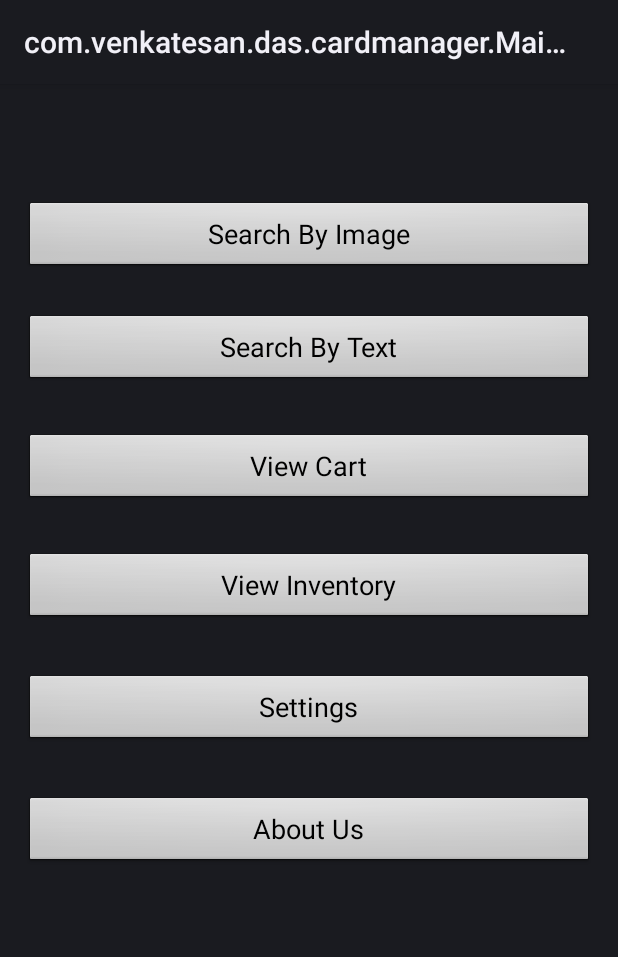
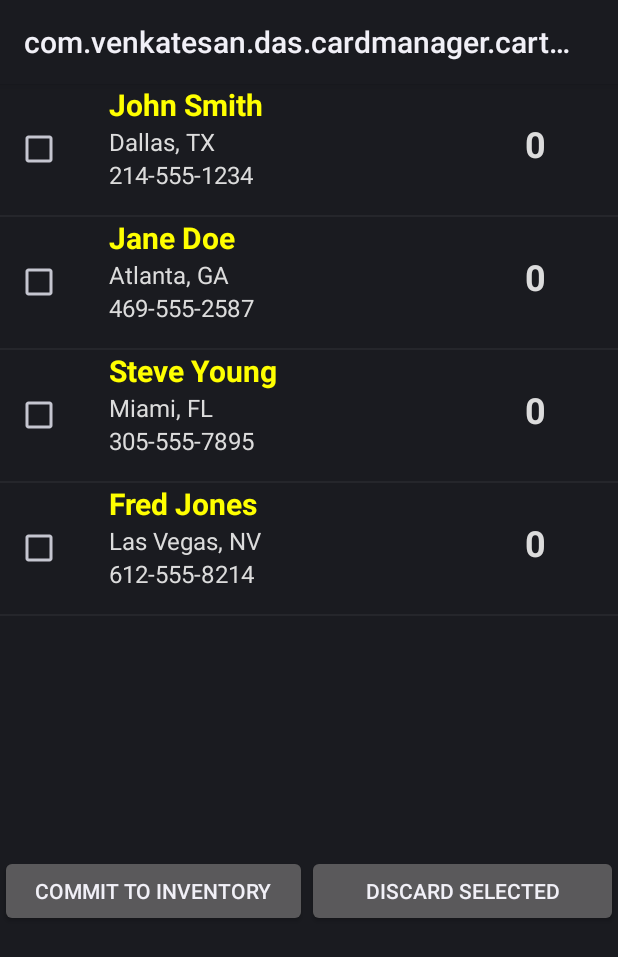
Before and after one commit to Mobius2400/CardManager, an Android app: the screen it shows after launch (MainActivity before the commit, cartListController after it), after a tap on "View Cart", on a phone screen of 412 x 824 dp. Shown: the top 957 px of the screen. Run offline under Robolectric (Android 15) with nearby library versions, the phone set to English and light mode, and no system bars.

Commit message:
Added redirect after add to cart.

```diff
--- a/app/src/main/java/com/venkatesan/das/cardmanager/Contract.java
+++ b/app/src/main/java/com/venkatesan/das/cardmanager/Contract.java
@@ -17,9 +17,9 @@ public class Contract {
 
     //Shared Preferences:
     final static String sharedPreferences = "sharedPreferences";
-        //User Settings Attributes
+        //User settingsController Attributes
         final static String userName = "user_name";
-        //Inventory Settings Attributes
+        //Inventory settingsController Attributes
         final static String bulkAdd = "bulk_add";
         final static String bulkRemove = "bulk_remove";
         final static String autoCommit = "auto_commit";
--- /dev/null
+++ b/app/src/main/java/com/venkatesan/das/cardmanager/cartAdapter.java
@@ -0,0 +1,70 @@
+package com.venkatesan.das.cardmanager;
+
+import android.content.Context;
+import android.view.LayoutInflater;
+import android.view.View;
+import android.view.ViewGroup;
+import android.widget.BaseAdapter;
+import android.widget.TextView;
+
+import com.venkatesan.das.cardmanager.R;
+import com.venkatesan.das.cardmanager.YugiohCard;
+
+import java.util.ArrayList;
+
+/**
+ * Created by Das on 2/16/2017.
+ */
+
+public class cartAdapter extends BaseAdapter {
+    private static ArrayList<YugiohCard> searchArrayList;
+
+    private LayoutInflater mInflater;
+
+    public cartAdapter(Context context, ArrayList<YugiohCard> results) {
+        searchArrayList = results;
+        mInflater = LayoutInflater.from(context);
+    }
+
+    public int getCount() {
+        return searchArrayList.size();
+    }
+
+    public Object getItem(int position) {
+        return searchArrayList.get(position);
+    }
+
+    public long getItemId(int position) {
+        return position;
+    }
+
+    public View getView(int position, View convertView, ViewGroup parent) {
+        ViewHolder holder;
+        if (convertView == null) {
+            convertView = mInflater.inflate(R.layout.cart_list, null);
+            holder = new ViewHolder();
+            holder.txtName = (TextView) convertView.findViewById(R.id.cardName);
+            holder.txtPrintTag = (TextView) convertView.findViewById(R.id.printTag);
+            holder.txtRarity = (TextView) convertView.findViewById(R.id.rarity);
+            holder.txtQuantity = (TextView) convertView.findViewById(R.id.numQuantity);
+
+            convertView.setTag(holder);
+        } else {
+            holder = (ViewHolder) convertView.getTag();
+        }
+
+        holder.txtName.setText(searchArrayList.get(position).getName());
+        holder.txtPrintTag.setText(searchArrayList.get(position).getPrint_tag());
+        holder.txtRarity.setText(searchArrayList.get(position).getRarity());
+        holder.txtQuantity.setText(Integer.toString(searchArrayList.get(position).getNumInventory()));
+
+        return convertView;
+    }
+
+    static class ViewHolder {
+        TextView txtName;
+        TextView txtPrintTag;
+        TextView txtRarity;
+        TextView txtQuantity;
+    }
+}
--- /dev/null
+++ b/app/src/main/java/com/venkatesan/das/cardmanager/cartListController.java
@@ -0,0 +1,77 @@
+package com.venkatesan.das.cardmanager;
+
+import android.app.Activity;
+import android.os.Bundle;
+import android.view.View;
+import android.widget.AdapterView;
+import android.widget.CheckBox;
+import android.widget.EditText;
+import android.widget.ListView;
+import android.widget.Toast;
+
+import java.util.ArrayList;
+
+/**
+ * Created by Das on 2/16/2017.
+ */
+
+public class cartListController extends Activity {
+
+    @Override
+    protected void onCreate(Bundle savedInstanceState) {
+        super.onCreate(savedInstanceState);
+        setContentView(R.layout.activity_view_cart);
+        ArrayList<YugiohCard> sample = GetSampleCart();
+
+        final ListView searchResults = (ListView)findViewById(R.id.searchResults);
+        searchResults.setAdapter(new cartAdapter(this, sample));
+
+        searchResults.setOnItemClickListener(new AdapterView.OnItemClickListener() {
+            @Override
+            public void onItemClick(AdapterView<?> parent, View view, int position, long id) {
+                Object o = searchResults.getItemAtPosition(position);
+                YugiohCard fullObject = (YugiohCard)o;
+                Toast.makeText(getBaseContext(), "You have chosen: " + fullObject.getName(), Toast.LENGTH_LONG).show();
+                if(view != null){
+                    CheckBox checkBox = (CheckBox)findViewById(R.id.selectCard);
+                    checkBox.setChecked(!checkBox.isChecked());
+                }
+            }
+        });
+    }
+
+    private void Delete(){
+        // Delete selected and update cart.
+    }
+
+    // Tester Class
+    private ArrayList<YugiohCard> GetSampleCart(){
+        ArrayList<YugiohCard> results = new ArrayList<YugiohCard>();
+
+        YugiohCard sr1 = new YugiohCard();
+        sr1.setName("John Smith");
+        sr1.setPrint_tag("Dallas, TX");
+        sr1.setRarity("214-555-1234");
+        results.add(sr1);
+
+        sr1 = new YugiohCard();
+        sr1.setName("Jane Doe");
+        sr1.setPrint_tag("Atlanta, GA");
+        sr1.setRarity("469-555-2587");
+        results.add(sr1);
+
+        sr1 = new YugiohCard();
+        sr1.setName("Steve Young");
+        sr1.setPrint_tag("Miami, FL");
+        sr1.setRarity("305-555-7895");
+        results.add(sr1);
+
+        sr1 = new YugiohCard();
+        sr1.setName("Fred Jones");
+        sr1.setPrint_tag("Las Vegas, NV");
+        sr1.setRarity("612-555-8214");
+        results.add(sr1);
+
+        return results;
+    }
+}
--- a/app/src/main/java/com/venkatesan/das/cardmanager/MainActivity.java
+++ b/app/src/main/java/com/venkatesan/das/cardmanager/mainActivityController.java
@@ -7,7 +7,7 @@ import android.net.ConnectivityManager;
 import android.os.Bundle;
 import android.view.View;
 
-public class MainActivity extends Activity {
+public class mainActivityController extends Activity {
 
     //static{ System.loadLibrary("opencv_java"); }
     @Override
@@ -20,14 +20,20 @@ public class MainActivity extends Activity {
         int buttonID = in_view.getId();
         switch(buttonID){
             case R.id.searchText:
-                Intent searchByText = new Intent(MainActivity.this, searchInventory.class);
+                Intent searchByText = new Intent(mainActivityController.this, searchTextController.class);
                 startActivity(searchByText);
                 break;
         }
         switch(buttonID){
             case R.id.viewInventory:
-                Intent settings = new Intent(MainActivity.this, Settings.class);
+                Intent settings = new Intent(mainActivityController.this, settingsController.class);
                 startActivity(settings);
+                break;
+        }
+        switch(buttonID){
+            case R.id.viewCart:
+                Intent cart = new Intent(mainActivityController.this, cartListController.class);
+                startActivity(cart);
                 break;
         }
     }
--- a/app/src/main/res/layout-xlarge/activity_main.xml
+++ b/app/src/main/res/layout-xlarge/activity_main.xml
@@ -8,7 +8,7 @@
     android:paddingLeft="@dimen/activity_horizontal_margin"
     android:paddingRight="@dimen/activity_horizontal_margin"
     android:paddingTop="@dimen/activity_vertical_margin"
-    tools:context="com.venkatesan.das.cardmanager.MainActivity">
+    tools:context="com.venkatesan.das.cardmanager.mainActivityController">
 
     <TextView
         android:layout_width="wrap_content"
--- a/app/src/main/res/layout/card_display.xml
+++ b/app/src/main/res/layout/activity_card_display.xml
@@ -5,7 +5,7 @@
     android:id="@+id/card_display"
     android:layout_width="match_parent"
     android:layout_height="match_parent"
-    tools:context="com.venkatesan.das.cardmanager.CardDisplay">
+    tools:context="com.venkatesan.das.cardmanager.cardDisplayController">
 
     <TextView
         android:text="Test1"
--- a/app/src/main/res/layout/activity_main.xml
+++ b/app/src/main/res/layout/activity_main.xml
@@ -8,7 +8,7 @@
     android:paddingLeft="@dimen/activity_horizontal_margin"
     android:paddingRight="@dimen/activity_horizontal_margin"
     android:paddingTop="@dimen/activity_vertical_margin"
-    tools:context="com.venkatesan.das.cardmanager.MainActivity">
+    tools:context="com.venkatesan.das.cardmanager.mainActivityController">
 
     <LinearLayout
         android:orientation="vertical"
--- a/app/src/main/res/layout/settings.xml
+++ b/app/src/main/res/layout/activity_settings.xml
@@ -9,7 +9,7 @@
     android:paddingLeft="@dimen/activity_horizontal_margin"
     android:paddingRight="@dimen/activity_horizontal_margin"
     android:paddingTop="@dimen/activity_vertical_margin"
-    tools:context="com.venkatesan.das.cardmanager.Settings">
+    tools:context="com.venkatesan.das.cardmanager.settingsController">
 
     <TextView
         android:text="Your Name"
--- a/app/src/main/res/layout/view_inventory.xml
+++ b/app/src/main/res/layout/activity_view_cart.xml
@@ -3,6 +3,12 @@
     android:layout_width="match_parent"
     android:layout_height="match_parent"
     android:orientation="vertical">
+
+    <ListView
+        android:layout_width="match_parent"
+        android:layout_height="514dp"
+        android:id="@+id/searchResults"
+        android:clickable="true" />
 
     <LinearLayout
         android:orientation="horizontal"
@@ -15,7 +21,8 @@
             android:layout_width="wrap_content"
             android:layout_height="wrap_content"
             android:id="@+id/commitToInventory"
-            android:layout_weight="0.43" />
+            android:layout_weight="0.42"
+            android:textSize="14sp" />
 
         <Button
             android:text="Discard Selected"
@@ -26,8 +33,4 @@
 
     </LinearLayout>
 
-    <ListView
-        android:layout_width="match_parent"
-        android:layout_height="546dp" />
-
 </LinearLayout>
--- /dev/null
+++ b/app/src/main/res/layout/cart_list.xml
@@ -0,0 +1,58 @@
+<?xml version="1.0" encoding="utf-8"?>
+<LinearLayout xmlns:android="http://schemas.android.com/apk/res/android"
+    xmlns:tools="http://schemas.android.com/tools"
+    android:layout_width="fill_parent"
+    android:layout_height="fill_parent"
+    android:weightSum="1">
+
+    <CheckBox
+        android:layout_width="wrap_content"
+        android:layout_height="87dp"
+        android:id="@+id/selectCard"
+        android:layout_weight="0.39"
+        tools:gravity="center"
+        android:gravity="center"
+        android:layout_marginLeft="10sp" />
+
+    <LinearLayout
+        android:orientation="vertical"
+        android:layout_width="277dp"
+        android:layout_height="match_parent"
+        android:clickable="true">
+
+        <TextView android:id="@+id/cardName"
+            android:textSize="20sp"
+            android:textStyle="bold"
+            android:textColor="#FFFF00"
+            android:layout_width="wrap_content"
+            android:layout_height="wrap_content"
+            android:text="Card Name" />
+
+        <TextView android:id="@+id/printTag"
+            android:layout_width="wrap_content"
+            android:layout_height="wrap_content"
+            android:text="Print Tag"
+            android:textSize="16sp"
+            android:textColor="@color/barLight" />
+
+        <TextView android:id="@+id/rarity"
+            android:layout_width="wrap_content"
+            android:layout_height="wrap_content"
+            android:text="Rarity"
+            android:textSize="16sp"
+            android:textColor="@color/barLight" />
+
+    </LinearLayout>
+
+    <TextView
+        android:text="88888"
+        android:layout_width="wrap_content"
+        android:layout_height="wrap_content"
+        android:id="@+id/numQuantity"
+        android:layout_weight="0.33"
+        android:textSize="24sp"
+        android:textAlignment="viewStart"
+        android:textStyle="normal|bold"
+        android:textColor="@color/barLight" />
+
+</LinearLayout>
```
Also changed, not shown: app/src/main/AndroidManifest.xml (+5 -4 lines), app/src/main/java/com/venkatesan/das/cardmanager/cardDisplayController.java (renamed from app/src/main/java/com/venkatesan/das/cardmanager/CardDisplay.java, +16 -7 lines), app/src/main/java/com/venkatesan/das/cardmanager/searchTextController.java (renamed from app/src/main/java/com/venkatesan/das/cardmanager/searchInventory.java, +4 -9 lines), app/src/main/java/com/venkatesan/das/cardmanager/settingsController.java (renamed from app/src/main/java/com/venkatesan/das/cardmanager/Settings.java, +3 -4 lines), app/src/main/res/layout/activity_search_text.xml (renamed from app/src/main/res/layout/search_text.xml).
